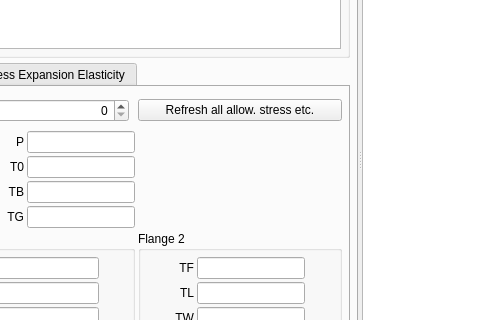
Old version of the form pcalc/src/gui/pcalc_en1591widget.ui in the repository hermixy/biluna; both pictures show x 448 to 928 and y 220 to 540 of the 1069 by 757 pixel window.
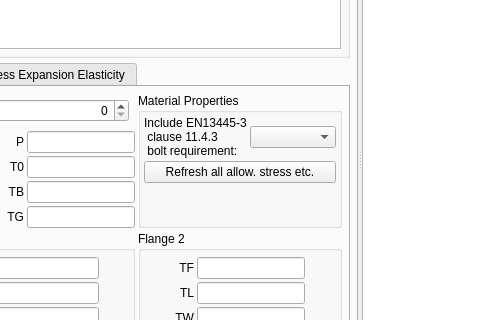
New version of the form. The open tabs and pages were chosen to show the change. Icons and pictures are not drawn. Custom widgets are drawn as their Qt base class.

Commit message:
PCALC EN1591 bolt material requirement
A selection is now possible to further increase the allowable bolt
stress due to the omission of the 11.4.2 requirement

Diff of the .ui file:
```diff
--- a/pcalc/src/gui/pcalc_en1591widget.ui
+++ b/pcalc/src/gui/pcalc_en1591widget.ui
@@ -3487,11 +3487,60 @@
                </item>
               </layout>
              </item>
-             <item row="2" column="1">
-              <widget class="QPushButton" name="pbRefreshProperty">
-               <property name="text">
-                <string>Refresh all allow. stress etc.</string>
+             <item row="2" column="1" rowspan="2">
+              <widget class="QGroupBox" name="gbMaterialProperties">
+               <property name="title">
+                <string>Material Properties</string>
                </property>
+               <layout class="QGridLayout" name="gridLayout_22">
+                <property name="leftMargin">
+                 <number>3</number>
+                </property>
+                <property name="topMargin">
+                 <number>3</number>
+                </property>
+                <property name="rightMargin">
+                 <number>3</number>
+                </property>
+                <property name="bottomMargin">
+                 <number>3</number>
+                </property>
+                <property name="spacing">
+                 <number>3</number>
+                </property>
+                <item row="0" column="0">
+                 <widget class="QLabel" name="lblBoltRequirement">
+                  <property name="text">
+                   <string>Include EN13445-3
+ clause 11.4.3
+ bolt requirement:</string>
+                  </property>
+                 </widget>
+                </item>
+                <item row="4" column="0">
+                 <spacer name="verticalSpacer_15">
+                  <property name="orientation">
+                   <enum>Qt::Vertical</enum>
+                  </property>
+                  <property name="sizeHint" stdset="0">
+                   <size>
+                    <width>20</width>
+                    <height>40</height>
+                   </size>
+                  </property>
+                 </spacer>
+                </item>
+                <item row="0" column="1">
+                 <widget class="QComboBox" name="cbDisregardBoltRequirement"/>
+                </item>
+                <item row="2" column="0" colspan="2">
+                 <widget class="QPushButton" name="pbRefreshProperty">
+                  <property name="text">
+                   <string>Refresh all allow. stress etc.</string>
+                  </property>
+                 </widget>
+                </item>
+               </layout>
               </widget>
              </item>
             </layout>
```
The commit also changes 7 other files.
